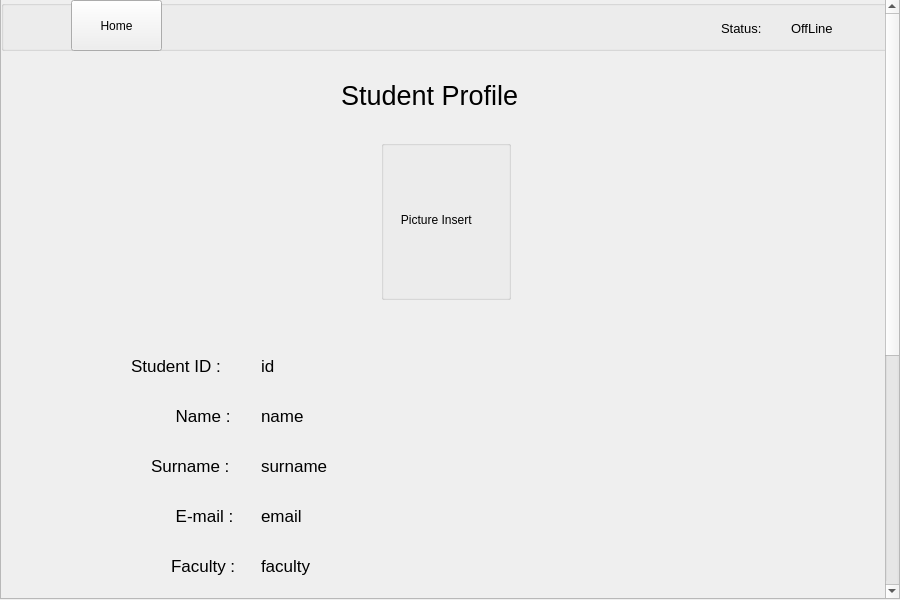
This is resources/UI/profile.ui in Poom1997/gman as Qt 5 draws it before an edit. The edited form follows.
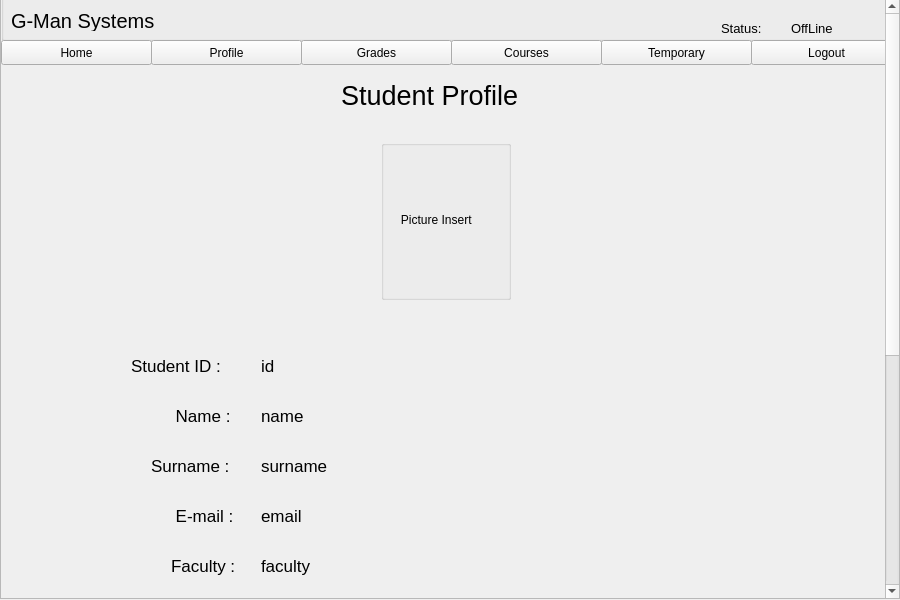
This is the edited form.

What changed in the file:
```diff
--- a/resources/UI/profile.ui
+++ b/resources/UI/profile.ui
@@ -41,7 +41,7 @@
      <property name="geometry">
       <rect>
        <x>0</x>
-       <y>0</y>
+       <y>-10</y>
        <width>901</width>
        <height>51</height>
       </rect>
@@ -53,7 +53,7 @@
       <property name="geometry">
        <rect>
         <x>720</x>
-        <y>20</y>
+        <y>30</y>
         <width>61</width>
         <height>16</height>
        </rect>
@@ -71,7 +71,7 @@
       <property name="geometry">
        <rect>
         <x>790</x>
-        <y>20</y>
+        <y>30</y>
         <width>53</width>
         <height>16</height>
        </rect>
@@ -85,17 +85,22 @@
        <string>OffLine</string>
       </property>
      </widget>
-     <widget class="QPushButton" name="homeButton">
+     <widget class="QLabel" name="label_13">
       <property name="geometry">
        <rect>
-        <x>70</x>
-        <y>0</y>
-        <width>91</width>
-        <height>51</height>
+        <x>10</x>
+        <y>20</y>
+        <width>181</width>
+        <height>21</height>
        </rect>
       </property>
+      <property name="font">
+       <font>
+        <pointsize>15</pointsize>
+       </font>
+      </property>
       <property name="text">
-       <string>Home</string>
+       <string>G-Man Systems</string>
       </property>
      </widget>
     </widget>
@@ -485,6 +490,84 @@
       <string>Edit Profile</string>
      </property>
     </widget>
+    <widget class="QPushButton" name="gradeButton">
+     <property name="geometry">
+      <rect>
+       <x>300</x>
+       <y>40</y>
+       <width>151</width>
+       <height>25</height>
+      </rect>
+     </property>
+     <property name="text">
+      <string>Grades</string>
+     </property>
+    </widget>
+    <widget class="QPushButton" name="courseButton">
+     <property name="geometry">
+      <rect>
+       <x>450</x>
+       <y>40</y>
+       <width>151</width>
+       <height>25</height>
+      </rect>
+     </property>
+     <property name="text">
+      <string>Courses</string>
+     </property>
+    </widget>
+    <widget class="QPushButton" name="profileButton">
+     <property name="geometry">
+      <rect>
+       <x>150</x>
+       <y>40</y>
+       <width>151</width>
+       <height>25</height>
+      </rect>
+     </property>
+     <property name="text">
+      <string>Profile</string>
+     </property>
+    </widget>
+    <widget class="QPushButton" name="homeButton">
+     <property name="geometry">
+      <rect>
+       <x>0</x>
+       <y>40</y>
+       <width>151</width>
+       <height>25</height>
+      </rect>
+     </property>
+     <property name="text">
+      <string>Home</string>
+     </property>
+    </widget>
+    <widget class="QPushButton" name="temp">
+     <property name="geometry">
+      <rect>
+       <x>600</x>
+       <y>40</y>
+       <width>151</width>
+       <height>25</height>
+      </rect>
+     </property>
+     <property name="text">
+      <string>Temporary</string>
+     </property>
+    </widget>
+    <widget class="QPushButton" name="logoutButton">
+     <property name="geometry">
+      <rect>
+       <x>750</x>
+       <y>40</y>
+       <width>151</width>
+       <height>25</height>
+      </rect>
+     </property>
+     <property name="text">
+      <string>Logout</string>
+     </property>
+    </widget>
     <zorder>groupBox</zorder>
     <zorder>groupBox_2</zorder>
     <zorder>label</zorder>
@@ -508,6 +591,12 @@
     <zorder>sstatus</zorder>
     <zorder>address</zorder>
     <zorder>editButton</zorder>
+    <zorder>gradeButton</zorder>
+    <zorder>courseButton</zorder>
+    <zorder>profileButton</zorder>
+    <zorder>homeButton</zorder>
+    <zorder>temp</zorder>
+    <zorder>logoutButton</zorder>
    </widget>
   </widget>
  </widget>
```
